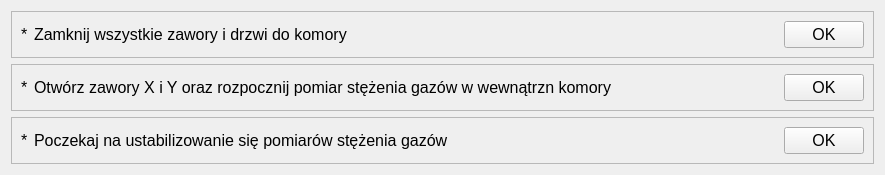
wiacekmarcin/StanowiskoChemiczne, file app/nowytest_8.ui: the form before one commit.
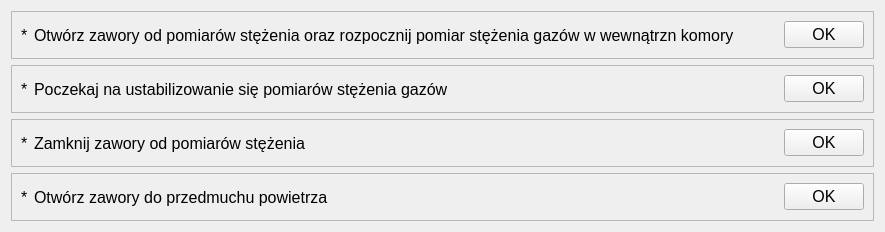
The form after the commit. Custom widgets are drawn as their Qt base class.

The edit to the form file:
```diff
--- a/app/nowytest_8.ui
+++ b/app/nowytest_8.ui
@@ -7,7 +7,7 @@
     <x>0</x>
     <y>0</y>
     <width>885</width>
-    <height>128</height>
+    <height>232</height>
    </rect>
   </property>
   <property name="font">
@@ -33,7 +33,7 @@
      <property name="frameShadow">
       <enum>QFrame::Raised</enum>
      </property>
-     <layout class="QHBoxLayout" name="horizontalLayout_3">
+     <layout class="QHBoxLayout" name="horizontalLayout">
       <item>
        <widget class="QLabel" name="arrow_1">
         <property name="text">
@@ -44,18 +44,18 @@
       <item>
        <widget class="QLabel" name="txt_1">
         <property name="text">
-         <string>Zamknij wszystkie zawory i drzwi do komory</string>
+         <string>Otwórz zawory od pomiarów stężenia oraz rozpocznij pomiar stężenia gazów w wewnątrzn komory</string>
         </property>
        </widget>
       </item>
       <item>
-       <spacer name="horizontalSpacer_3">
+       <spacer name="horizontalSpacer">
         <property name="orientation">
          <enum>Qt::Horizontal</enum>
         </property>
         <property name="sizeHint" stdset="0">
          <size>
-          <width>518</width>
+          <width>332</width>
           <height>20</height>
          </size>
         </property>
@@ -79,7 +79,7 @@
      <property name="frameShadow">
       <enum>QFrame::Raised</enum>
      </property>
-     <layout class="QHBoxLayout" name="horizontalLayout">
+     <layout class="QHBoxLayout" name="horizontalLayout_2">
       <item>
        <widget class="QLabel" name="arrow_2">
         <property name="text">
@@ -90,18 +90,18 @@
       <item>
        <widget class="QLabel" name="txt_2">
         <property name="text">
-         <string>Otwórz zawory X i Y oraz rozpocznij pomiar stężenia gazów w wewnątrzn komory</string>
+         <string>Poczekaj na ustabilizowanie się pomiarów stężenia gazów</string>
         </property>
        </widget>
       </item>
       <item>
-       <spacer name="horizontalSpacer">
+       <spacer name="horizontalSpacer_2">
         <property name="orientation">
          <enum>Qt::Horizontal</enum>
         </property>
         <property name="sizeHint" stdset="0">
          <size>
-          <width>332</width>
+          <width>426</width>
           <height>20</height>
          </size>
         </property>
@@ -125,7 +125,7 @@
      <property name="frameShadow">
       <enum>QFrame::Raised</enum>
      </property>
-     <layout class="QHBoxLayout" name="horizontalLayout_2">
+     <layout class="QHBoxLayout" name="horizontalLayout_4">
       <item>
        <widget class="QLabel" name="arrow_3">
         <property name="text">
@@ -136,18 +136,18 @@
       <item>
        <widget class="QLabel" name="txt_3">
         <property name="text">
-         <string>Poczekaj na ustabilizowanie się pomiarów stężenia gazów</string>
+         <string>Zamknij zawory od pomiarów stężenia</string>
         </property>
        </widget>
       </item>
       <item>
-       <spacer name="horizontalSpacer_2">
+       <spacer name="horizontalSpacer_4">
         <property name="orientation">
          <enum>Qt::Horizontal</enum>
         </property>
         <property name="sizeHint" stdset="0">
          <size>
-          <width>426</width>
+          <width>40</width>
           <height>20</height>
          </size>
         </property>
@@ -163,6 +163,52 @@
      </layout>
     </widget>
    </item>
+   <item>
+    <widget class="QFrame" name="frame_4">
+     <property name="frameShape">
+      <enum>QFrame::StyledPanel</enum>
+     </property>
+     <property name="frameShadow">
+      <enum>QFrame::Raised</enum>
+     </property>
+     <layout class="QHBoxLayout" name="horizontalLayout_5">
+      <item>
+       <widget class="QLabel" name="arrow_4">
+        <property name="text">
+         <string>*</string>
+        </property>
+       </widget>
+      </item>
+      <item>
+       <widget class="QLabel" name="txt_4">
+        <property name="text">
+         <string>Otwórz zawory do przedmuchu powietrza</string>
+        </property>
+       </widget>
+      </item>
+      <item>
+       <spacer name="horizontalSpacer_5">
+        <property name="orientation">
+         <enum>Qt::Horizontal</enum>
+        </property>
+        <property name="sizeHint" stdset="0">
+         <size>
+          <width>40</width>
+          <height>20</height>
+         </size>
+        </property>
+       </spacer>
+      </item>
+      <item>
+       <widget class="QPushButton" name="pbOK_4">
+        <property name="text">
+         <string>OK</string>
+        </property>
+       </widget>
+      </item>
+     </layout>
+    </widget>
+   </item>
   </layout>
  </widget>
  <customwidgets>
```
